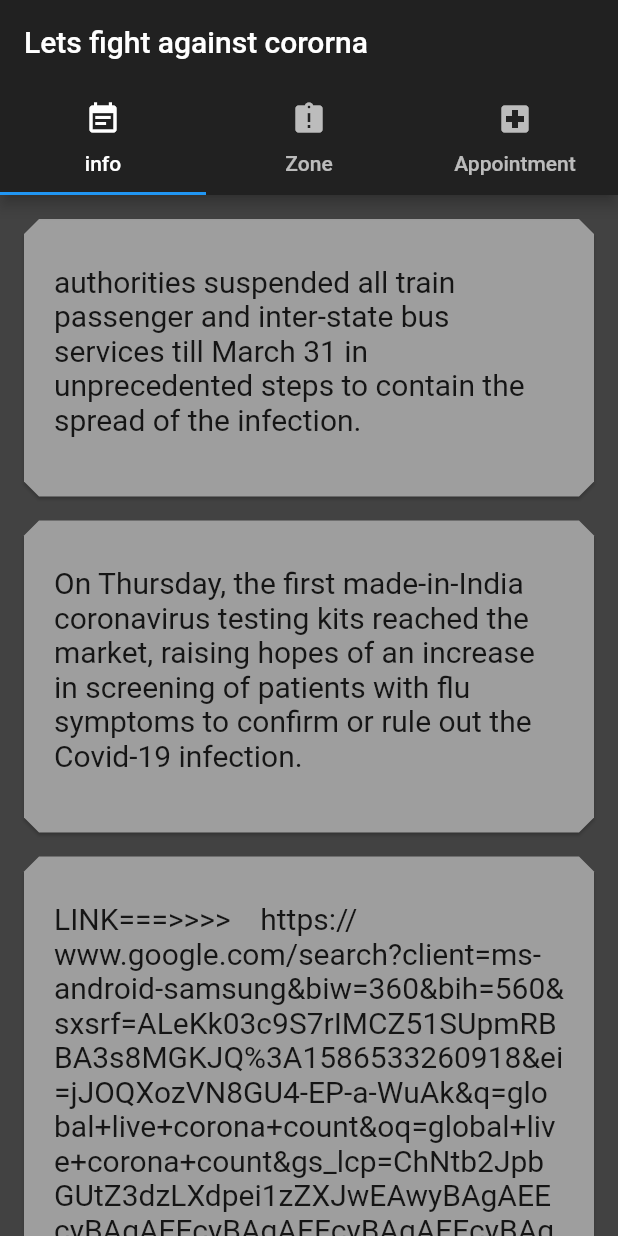
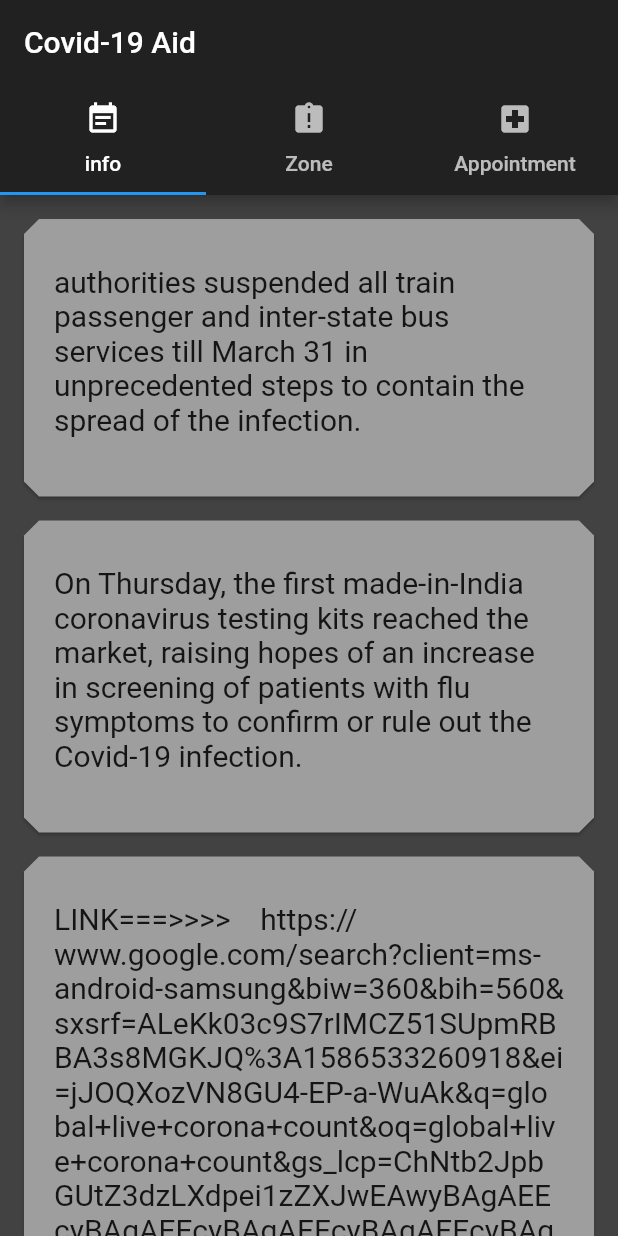
Before and after one commit to tarangleo/Eyantra-Hackathon, a Flutter app: the screen it shows after launch, on a phone screen of 412 x 824 dp. Run offline on Flutter 3.47's test engine with Material 2 defaults, Android fonts, the phone set to English and light mode, and no system bars; our stand-ins replace google_maps_flutter, location.

Commit message:
Update main.dart

```diff
--- a/lib/main.dart
+++ b/lib/main.dart
@@ -47,7 +47,7 @@ class _HomeState extends State<Home> {
         appBar: AppBar(
           backgroundColor: Colors.grey[900],
           title: Text(
-            'Lets fight against cororna',
+            'Covid-19 Aid',
             style: TextStyle(
               fontSize: 20,
             ),
```
